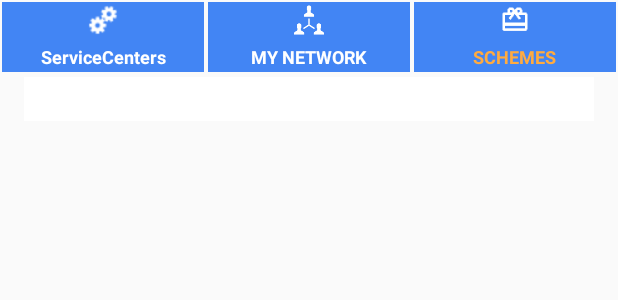
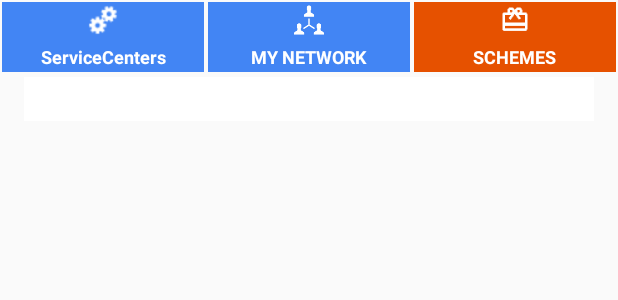
Before and after one commit to rahulyhg/mydukan-firebase-v2, an Android app: the layout promotional_layout.xml on its own in the app's theme, with its tools: preview values and no code run, on a phone screen of 412 x 824 dp. Shown: the top 300 px of the screen. Run offline under Robolectric (Android 15) with nearby library versions, the phone set to English and light mode, and no system bars.

Commit message:
promotional_layout design changes..

```diff
--- a/app/src/main/res/layout/promotional_layout.xml
+++ b/app/src/main/res/layout/promotional_layout.xml
@@ -168,7 +168,7 @@
             android:orientation="vertical"
             android:layout_margin="1dp"
             android:visibility="visible"
-            android:background="@color/new_btn_blue"
+            android:background="@color/orange_one"
             android:gravity="center_horizontal"
             android:padding="2dp">
 
@@ -181,8 +181,8 @@
                 android:layout_width="wrap_content"
                 android:layout_height="wrap_content"
                 android:text="SCHEMES"
-                android:textColor="@color/orange_three"
-                android:textSize="12sp"
+                android:textColor="@color/white"
+                android:textSize="@dimen/microtextSize"
                 android:textStyle="bold"
                 android:layout_marginTop="6dp"
                 tools:ignore="HardcodedText" />
--- a/app/src/main/res/values/colors.xml
+++ b/app/src/main/res/values/colors.xml
@@ -95,5 +95,7 @@
 
     <!-- Price Drop Design-->
     <color name="yellow">#FEB300</color>
+    <color name="yellow_1">#FFEB3B</color>
+
 
 </resources>
```
